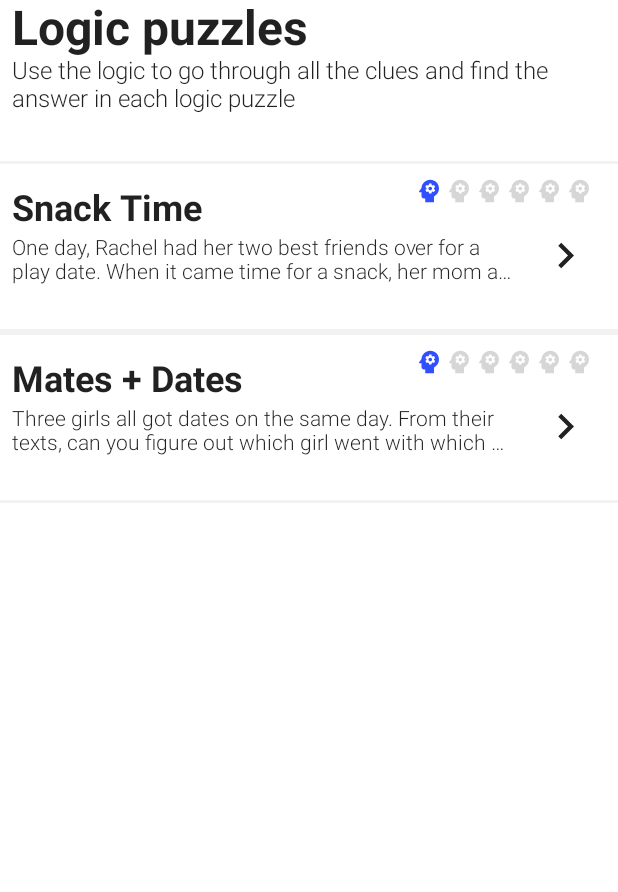
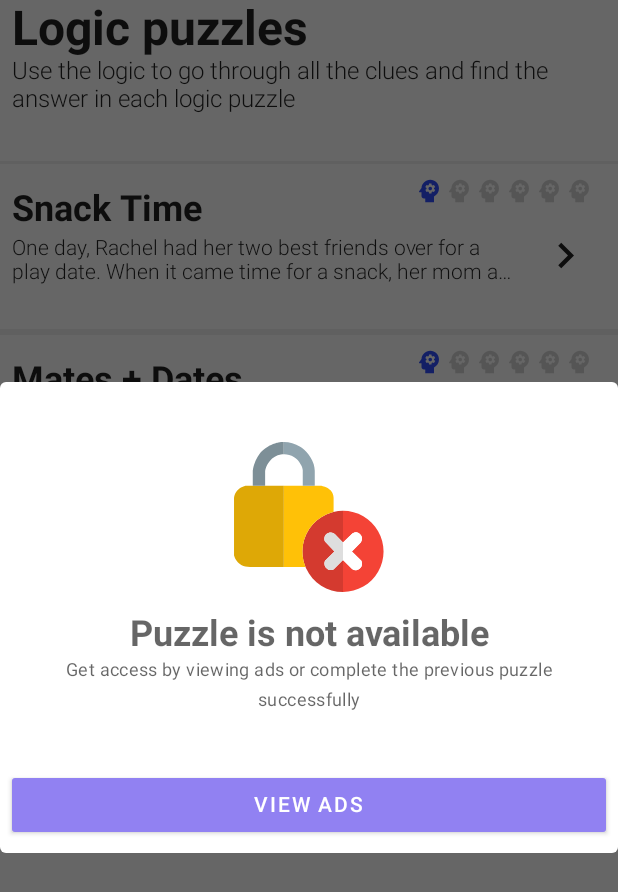
Before and after one commit to YaroslavGorbach-code/logickPuzzle, an Android app built with Jetpack Compose: the composable PuzzlesUi shown on its own in the app's theme, after a tap on "Mates + Dates", on a phone screen of 412 x 824 dp. Shown: the top 892 px of the screen. Run offline under Robolectric (Android 15) with nearby library versions, the phone set to English and light mode, and no system bars; our stand-ins replace Dagger/Hilt's generated code, accompanist.

Commit message:
Implement puzzle unavailable dialog

```diff
--- a/app/src/main/java/yaroslavgorbach/logic_quizz/data/puzzles/mapper/PuzzleAvailabilityProvider.kt
+++ b/app/src/main/java/yaroslavgorbach/logic_quizz/data/puzzles/mapper/PuzzleAvailabilityProvider.kt
@@ -6,7 +6,7 @@ class PuzzleAvailabilityProvider {
     fun isAvailable(puzzleName: PuzzleName): Boolean {
         return when (puzzleName) {
             PuzzleName.SNACK_TIME -> true
-            PuzzleName.MATES_PLUS_DATES -> true
+            PuzzleName.MATES_PLUS_DATES -> false
         }
     }
 }
--- a/app/src/main/java/yaroslavgorbach/logic_quizz/feature/puzzles/model/PuzzlesAction.kt
+++ b/app/src/main/java/yaroslavgorbach/logic_quizz/feature/puzzles/model/PuzzlesAction.kt
@@ -1,4 +1,7 @@
 package yaroslavgorbach.logic_quizz.feature.puzzles.model
 
+import yaroslavgorbach.logic_quizz.data.common.model.PuzzleName
+
 sealed class PuzzlesAction {
+    class ShowPuzzleUnAvailableDialog(val name: PuzzleName): PuzzlesAction()
 }
--- a/app/src/main/java/yaroslavgorbach/logic_quizz/feature/puzzles/model/PuzzlesUiMessage.kt
+++ b/app/src/main/java/yaroslavgorbach/logic_quizz/feature/puzzles/model/PuzzlesUiMessage.kt
@@ -1,5 +1,7 @@
 package yaroslavgorbach.logic_quizz.feature.puzzles.model
 
+import yaroslavgorbach.logic_quizz.data.common.model.PuzzleName
+
 sealed class PuzzlesUiMessage {
-
+    class ShowPuzzleUnAvailableDialog(val name: PuzzleName): PuzzlesUiMessage()
 }
--- a/app/src/main/java/yaroslavgorbach/logic_quizz/feature/puzzles/presentation/PuzzlesViewModel.kt
+++ b/app/src/main/java/yaroslavgorbach/logic_quizz/feature/puzzles/presentation/PuzzlesViewModel.kt
@@ -13,6 +13,7 @@ import yaroslavgorbach.logic_quizz.data.common.PuzzleRepo
 import yaroslavgorbach.logic_quizz.feature.puzzles.model.PuzzlesAction
 import yaroslavgorbach.logic_quizz.feature.puzzles.model.PuzzlesUiMessage
 import yaroslavgorbach.logic_quizz.feature.puzzles.model.PuzzlesViewState
+import yaroslavgorbach.logic_quizz.utills.UiMessage
 import yaroslavgorbach.logic_quizz.utills.UiMessageManager
 import javax.inject.Inject
 
@@ -36,6 +37,24 @@ class PuzzlesViewModel @Inject constructor(
         initialValue = PuzzlesViewState.Test
     )
 
+    init {
+        viewModelScope.launch {
+            pendingActions.collect { action ->
+                when (action) {
+                    is PuzzlesAction.ShowPuzzleUnAvailableDialog -> {
+                        uiMessageManager.emitMessage(
+                            UiMessage(
+                                PuzzlesUiMessage.ShowPuzzleUnAvailableDialog(
+                                    action.name
+                                )
+                            )
+                        )
+                    }
+                }
+            }
+        }
+    }
+
     fun submitAction(action: PuzzlesAction) {
         viewModelScope.launch {
             pendingActions.emit(action)
--- a/app/src/main/java/yaroslavgorbach/logic_quizz/feature/puzzles/ui/PuzzleItemUi.kt
+++ b/app/src/main/java/yaroslavgorbach/logic_quizz/feature/puzzles/ui/PuzzleItemUi.kt
@@ -1,35 +1,44 @@
 package yaroslavgorbach.logic_quizz.feature.puzzles.ui
 
+import androidx.compose.foundation.Image
 import androidx.compose.foundation.clickable
 import androidx.compose.foundation.layout.*
-import androidx.compose.material.Icon
-import androidx.compose.material.MaterialTheme
-import androidx.compose.material.Text
+import androidx.compose.material.*
 import androidx.compose.material.icons.Icons
 import androidx.compose.material.icons.filled.Lock
 import androidx.compose.material.icons.filled.NavigateNext
 import androidx.compose.material.icons.filled.Psychology
 import androidx.compose.runtime.Composable
+import androidx.compose.ui.Alignment
 import androidx.compose.ui.Alignment.Companion.CenterVertically
 import androidx.compose.ui.Modifier
+import androidx.compose.ui.graphics.vector.ImageVector
 import androidx.compose.ui.res.stringResource
+import androidx.compose.ui.res.vectorResource
 import androidx.compose.ui.text.style.TextOverflow
 import androidx.compose.ui.unit.dp
 import androidx.compose.ui.unit.sp
+import yaroslavgorbach.logic_quizz.R
 import yaroslavgorbach.logic_quizz.data.puzzles.model.DifficultLevel
 import yaroslavgorbach.logic_quizz.data.puzzles.model.PuzzleItem
 import yaroslavgorbach.logic_quizz.feature.common.ui.theme.LightBlue
 import yaroslavgorbach.logic_quizz.feature.common.ui.theme.getOnBackgroundHinted
+import yaroslavgorbach.logic_quizz.feature.puzzle.model.PuzzleUiMessage
+import yaroslavgorbach.logic_quizz.utills.UiMessage
 
 @Composable
-fun PuzzleItemUi(item: PuzzleItem, onPuzzle: () -> Unit) {
+fun PuzzleItemUi(item: PuzzleItem, onPuzzle: () -> Unit, showUnavailableDialog: () -> Unit) {
 
     Column(
         modifier = Modifier
             .fillMaxWidth()
             .height(110.dp)
             .clickable {
-                onPuzzle()
+                if (item.isAvailable) {
+                    onPuzzle()
+                } else {
+                    showUnavailableDialog()
+                }
             }
     ) {
         Column(
@@ -87,10 +96,11 @@ fun PuzzleItemUi(item: PuzzleItem, onPuzzle: () -> Unit) {
             } else {
                 Icon(
                     Icons.Default.Lock,
-                    contentDescription = "",
                     modifier = Modifier
                         .align(CenterVertically)
-                        .size(24.dp)
+                        .size(55.dp)
+                        .padding(bottom = 32.dp),
+                    contentDescription = ""
                 )
             }
         }
--- a/app/src/main/java/yaroslavgorbach/logic_quizz/feature/puzzles/ui/PuzzlesUi.kt
+++ b/app/src/main/java/yaroslavgorbach/logic_quizz/feature/puzzles/ui/PuzzlesUi.kt
@@ -1,18 +1,21 @@
 package yaroslavgorbach.logic_quizz.feature.puzzles.ui
 
 import androidx.compose.foundation.ExperimentalFoundationApi
+import androidx.compose.foundation.Image
 import androidx.compose.foundation.background
 import androidx.compose.foundation.layout.*
 import androidx.compose.foundation.lazy.LazyColumn
 import androidx.compose.foundation.lazy.items
-import androidx.compose.material.ExperimentalMaterialApi
-import androidx.compose.material.MaterialTheme
-import androidx.compose.material.Surface
-import androidx.compose.material.Text
+import androidx.compose.material.*
 import androidx.compose.runtime.Composable
 import androidx.compose.runtime.collectAsState
+import androidx.compose.ui.Alignment
 import androidx.compose.ui.Modifier
+import androidx.compose.ui.graphics.Color
+import androidx.compose.ui.graphics.vector.ImageVector
 import androidx.compose.ui.res.stringResource
+import androidx.compose.ui.res.vectorResource
+import androidx.compose.ui.text.style.TextAlign
 import androidx.compose.ui.unit.dp
 import androidx.compose.ui.unit.sp
 import androidx.hilt.navigation.compose.hiltViewModel
@@ -20,8 +23,10 @@ import yaroslavgorbach.logic_quizz.R
 import yaroslavgorbach.logic_quizz.data.common.model.PuzzleName
 import yaroslavgorbach.logic_quizz.feature.common.ui.theme.getOnBackgroundColor
 import yaroslavgorbach.logic_quizz.feature.puzzles.model.PuzzlesAction
+import yaroslavgorbach.logic_quizz.feature.puzzles.model.PuzzlesUiMessage
 import yaroslavgorbach.logic_quizz.feature.puzzles.model.PuzzlesViewState
 import yaroslavgorbach.logic_quizz.feature.puzzles.presentation.PuzzlesViewModel
+import yaroslavgorbach.logic_quizz.utills.UiMessage
 
 @ExperimentalFoundationApi
 @ExperimentalMaterialApi
@@ -59,8 +64,10 @@ internal fun PuzzlesUi(
 
     state.message?.let { message ->
         when (message.message) {
-            else -> {
-            }
+            is PuzzlesUiMessage.ShowPuzzleUnAvailableDialog -> ShowUnavailableDialog(
+                clearMessage,
+                message
+            )
         }
     }
 
@@ -78,7 +85,6 @@ internal fun PuzzlesUi(
                 modifier = Modifier.padding(bottom = 32.dp, start = 8.dp, end = 8.dp),
             )
 
-
             LazyColumn {
                 items(state.puzzleItems) { item ->
                     Spacer(
@@ -87,9 +93,12 @@ internal fun PuzzlesUi(
                             .height(2.dp)
                             .background(color = getOnBackgroundColor())
                     )
-                    PuzzleItemUi(item = item) {
+                    PuzzleItemUi(item = item, onPuzzle = {
                         navigateToPuzzle(item.name)
-                    }
+                    }, showUnavailableDialog = {
+                        actioner(PuzzlesAction.ShowPuzzleUnAvailableDialog(item.name))
+                    })
+
                     Spacer(
                         modifier = Modifier
                             .fillMaxWidth()
@@ -100,5 +109,55 @@ internal fun PuzzlesUi(
             }
         }
     }
+}
 
+@Composable
+private fun ShowUnavailableDialog(
+    clearMessage: (id: Long) -> Unit,
+    message: UiMessage<PuzzlesUiMessage>
+) {
+    AlertDialog(onDismissRequest = {
+        clearMessage(message.id)
+    }, buttons = {
+        Column(modifier = Modifier.fillMaxWidth()) {
+            Button(
+                onClick = { clearMessage(message.id) },
+                modifier = Modifier
+                    .fillMaxWidth()
+                    .padding(8.dp)
+                    .align(Alignment.CenterHorizontally)
+            ) {
+                Text(text = stringResource(id = R.string.view_ads), color = Color.White)
+            }
+        }
+
+    }, title = {
+
+        Box(modifier = Modifier.fillMaxWidth()) {
+            Image(
+                modifier = Modifier
+                    .size(100.dp)
+                    .align(Alignment.Center),
+                imageVector = ImageVector.vectorResource(id = R.drawable.ic_lock),
+                contentDescription = ""
+            )
+        }
+
+    }, text = {
+        Column(modifier = Modifier.fillMaxWidth()) {
+            Text(
+                modifier = Modifier.align(Alignment.CenterHorizontally),
+                text = stringResource(id = R.string.puzzle_is_unavailable),
+                style = MaterialTheme.typography.caption,
+                textAlign = TextAlign.Center
+            )
+
+            Text(
+                modifier = Modifier.align(Alignment.CenterHorizontally),
+                text = stringResource(id = R.string.puzzle_is_unavailable_explanation),
+                fontSize = 12.sp,
+                textAlign = TextAlign.Center
+            )
+        }
+    })
 }
--- /dev/null
+++ b/app/src/main/res/drawable/ic_lock.xml
@@ -0,0 +1,30 @@
+<vector xmlns:android="http://schemas.android.com/apk/res/android"
+    android:width="255.64935dp"
+    android:height="256.40002dp"
+    android:viewportWidth="255.64935"
+    android:viewportHeight="256.40002">
+  <path
+      android:pathData="M255.649,187.06a69.334,69.334 0,0 1,-69.34 69.34L186.309,201.68l15.46,15.36a10.711,10.711 0,0 0,7.32 2.16,10.947 10.947,0 0,0 7.92,-4.92 11.282,11.282 0,0 0,1.32 -9.48,10.054 10.054,0 0,0 -0.96,-2.16L201.529,187.06l15.12,-15.38a12.371,12.371 0,0 0,2.16 -6.36,11.347 11.347,0 0,0 -0.24,-2.88c-1.62,-4.33 -4.81,-7.19 -7.68,-7.8a11.133,11.133 0,0 0,-4.92 0.12c-0.15,0.05 -0.84,0.29 -1.68,0.6 -0.67,0.25 -1.21,0.46 -1.56,0.6l-16.42,15.84L186.309,117.72A69.334,69.334 0,0 1,255.649 187.06Z"
+      android:fillColor="#f44336"/>
+  <path
+      android:pathData="M157.489,157.88c-0.17,0.17 -3.88,4.07 -3.01,9.24a9.999,9.999 0,0 0,1.09 3.12L171.649,187.06l-16.08,15.82a11.842,11.842 0,0 0,-1.08 5.4,10.723 10.723,0 0,0 13.2,10.32 10.437,10.437 0,0 0,2.88 -1.08l15.74,-15.84v54.72a69.317,69.317 0,0 1,-62.92 -40.18v-0.01L122.219,213.56a69.395,69.395 0,0 1,44.52 -93.04l0.19,-0.05 3,-0.8a69.104,69.104 0,0 1,16.38 -1.95v54.08L172.249,157.16a11.138,11.138 0,0 0,-6.36 -2.52A11.304,11.304 0,0 0,157.489 157.88Z"
+      android:fillColor="#d43a2f"/>
+  <path
+      android:pathData="M217.009,214.28a10.947,10.947 0,0 1,-7.92 4.92,10.711 10.711,0 0,1 -7.32,-2.16l-15.46,-15.36L186.309,171.8L202.729,155.96c0.35,-0.14 0.89,-0.35 1.56,-0.6 0.84,-0.31 1.53,-0.55 1.68,-0.6a11.133,11.133 0,0 1,4.92 -0.12c2.87,0.61 6.06,3.47 7.68,7.8a11.347,11.347 0,0 1,0.24 2.88,12.371 12.371,0 0,1 -2.16,6.36L201.529,187.06l15.84,15.58a10.054,10.054 0,0 1,0.96 2.16A11.282,11.282 0,0 1,217.009 214.28Z"
+      android:fillColor="#fff"/>
+  <path
+      android:pathData="M186.309,171.8v29.88l-15.74,15.84a10.437,10.437 0,0 1,-2.88 1.08,10.723 10.723,0 0,1 -13.2,-10.32 11.842,11.842 0,0 1,1.08 -5.4L171.649,187.06l-16.08,-16.82a9.999,9.999 0,0 1,-1.09 -3.12c-0.87,-5.17 2.84,-9.07 3.01,-9.24a11.304,11.304 0,0 1,8.4 -3.24,11.138 11.138,0 0,1 6.36,2.52Z"
+      android:fillColor="#dedede"/>
+  <path
+      android:pathData="M170.239,119.59l-0.31,0.08c-1.01,0.24 -2.01,0.51 -3,0.8l-0.19,0.05a69.395,69.395 0,0 0,-44.52 93.04L85.139,213.56L85.139,74.96h63.35s21.66,2.88 21.75,20.25S170.239,119.59 170.239,119.59Z"
+      android:fillColor="#ffc107"/>
+  <path
+      android:pathData="M85.139,74.96L85.139,213.56L27.529,213.56c-23.52,0 -27.48,-20.04 -27.48,-20.04v-95.4a17.603,17.603 0,0 1,0 -2.64,23.245 23.245,0 0,1 3.6,-9.96c4.9,-7.49 14.54,-10.21 15.84,-10.56Z"
+      android:fillColor="#dea806"/>
+  <path
+      android:pathData="M85.069,0v21.08a31.261,31.261 0,0 0,-4.98 0.48,32.986 32.986,0 0,0 -18.84,10.8 34.43,34.43 0,0 0,-7.56 14.52q-0.24,1.26 -0.48,2.52L53.209,74.96L32.089,74.96L32.089,48.68c0.1,-0.62 0.26,-1.54 0.48,-2.64 0.74,-3.65 3.44,-15.33 10.68,-25.08 12.02,-16.18 31.26,-19.89 32.76,-20.16A51.86,51.86 0,0 1,85.069 0Z"
+      android:fillColor="#7d8f97"/>
+  <path
+      android:pathData="M138.049,49.16L138.049,74.96L117.529,74.96L117.529,50.12a15.67,15.67 0,0 0,0 -1.68,19.387 19.387,0 0,0 -3.24,-9.6 31.669,31.669 0,0 0,-29.22 -17.76L85.069,0a54.447,54.447 0,0 1,28.02 8c2.51,1.55 17.78,11.29 23.16,30.24A49.148,49.148 0,0 1,138.049 49.16Z"
+      android:fillColor="#90a4ae"/>
+</vector>
--- a/app/src/main/res/values/strings.xml
+++ b/app/src/main/res/values/strings.xml
@@ -9,6 +9,10 @@
     <string name="check_answer">CHECK ANSWER</string>
     <string name="congratulations">CONGRATULATIONS</string>
     <string name="you_completed_puzzle">YOU COMPLETED THE PUZZLE</string>
-    <string name="oops">Oops!</string>
+    <string name="oops">Oops</string>
     <string name="check_answers">CHECK YOUR ANSWERS BECAUSE THERE IS SOMETHING WRONG</string>
+    <string name="ok">OK</string>
+    <string name="view_ads">VIEW ADS</string>
+    <string name="puzzle_is_unavailable">Puzzle is not available</string>
+    <string name="puzzle_is_unavailable_explanation">Get access by viewing ads or complete the previous puzzle successfully</string>
 </resources>
```
Also changed, not shown: app/src/main/java/yaroslavgorbach/logic_quizz/feature/puzzle/ui/PuzzleUi.kt (+14 -45 lines).
